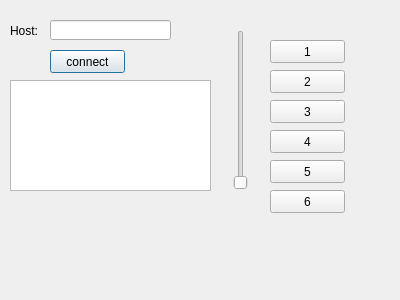
This is dialog.ui in baradoid/polden-lightDimmer-ctrl as Qt 5 draws it before an edit. The edited form follows.
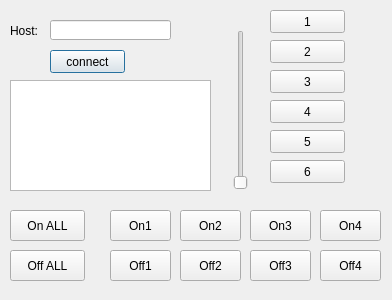
This is the edited form.

Commit message: добавлены режимы

```diff
--- a/dialog.ui
+++ b/dialog.ui
@@ -6,7 +6,7 @@
    <rect>
     <x>0</x>
     <y>0</y>
-    <width>400</width>
+    <width>392</width>
     <height>300</height>
    </rect>
   </property>
@@ -79,7 +79,7 @@
    <property name="geometry">
     <rect>
      <x>270</x>
-     <y>40</y>
+     <y>10</y>
      <width>75</width>
      <height>23</height>
     </rect>
@@ -92,7 +92,7 @@
    <property name="geometry">
     <rect>
      <x>270</x>
-     <y>70</y>
+     <y>40</y>
      <width>75</width>
      <height>23</height>
     </rect>
@@ -105,7 +105,7 @@
    <property name="geometry">
     <rect>
      <x>270</x>
-     <y>100</y>
+     <y>70</y>
      <width>75</width>
      <height>23</height>
     </rect>
@@ -118,7 +118,7 @@
    <property name="geometry">
     <rect>
      <x>270</x>
-     <y>130</y>
+     <y>100</y>
      <width>75</width>
      <height>23</height>
     </rect>
@@ -131,7 +131,7 @@
    <property name="geometry">
     <rect>
      <x>270</x>
-     <y>160</y>
+     <y>130</y>
      <width>75</width>
      <height>23</height>
     </rect>
@@ -144,7 +144,7 @@
    <property name="geometry">
     <rect>
      <x>270</x>
-     <y>190</y>
+     <y>160</y>
      <width>75</width>
      <height>23</height>
     </rect>
@@ -153,6 +153,136 @@
     <string>6</string>
    </property>
   </widget>
+  <widget class="QPushButton" name="pushButtonPonOn1">
+   <property name="geometry">
+    <rect>
+     <x>110</x>
+     <y>210</y>
+     <width>61</width>
+     <height>31</height>
+    </rect>
+   </property>
+   <property name="text">
+    <string>On1</string>
+   </property>
+  </widget>
+  <widget class="QPushButton" name="pushButtonPonOff1">
+   <property name="geometry">
+    <rect>
+     <x>110</x>
+     <y>250</y>
+     <width>61</width>
+     <height>31</height>
+    </rect>
+   </property>
+   <property name="text">
+    <string>Off1</string>
+   </property>
+  </widget>
+  <widget class="QPushButton" name="pushButtonPonOnAll">
+   <property name="geometry">
+    <rect>
+     <x>10</x>
+     <y>210</y>
+     <width>75</width>
+     <height>31</height>
+    </rect>
+   </property>
+   <property name="text">
+    <string>On ALL</string>
+   </property>
+  </widget>
+  <widget class="QPushButton" name="pushButtonPonOffAll">
+   <property name="geometry">
+    <rect>
+     <x>10</x>
+     <y>250</y>
+     <width>75</width>
+     <height>31</height>
+    </rect>
+   </property>
+   <property name="text">
+    <string>Off ALL</string>
+   </property>
+  </widget>
+  <widget class="QPushButton" name="pushButtonOn2">
+   <property name="geometry">
+    <rect>
+     <x>180</x>
+     <y>210</y>
+     <width>61</width>
+     <height>31</height>
+    </rect>
+   </property>
+   <property name="text">
+    <string>On2</string>
+   </property>
+  </widget>
+  <widget class="QPushButton" name="pushButtonOff2">
+   <property name="geometry">
+    <rect>
+     <x>180</x>
+     <y>250</y>
+     <width>61</width>
+     <height>31</height>
+    </rect>
+   </property>
+   <property name="text">
+    <string>Off2</string>
+   </property>
+  </widget>
+  <widget class="QPushButton" name="pushButtonOn3">
+   <property name="geometry">
+    <rect>
+     <x>250</x>
+     <y>210</y>
+     <width>61</width>
+     <height>31</height>
+    </rect>
+   </property>
+   <property name="text">
+    <string>On3</string>
+   </property>
+  </widget>
+  <widget class="QPushButton" name="pushButtonOff3">
+   <property name="geometry">
+    <rect>
+     <x>250</x>
+     <y>250</y>
+     <width>61</width>
+     <height>31</height>
+    </rect>
+   </property>
+   <property name="text">
+    <string>Off3</string>
+   </property>
+  </widget>
+  <widget class="QPushButton" name="pushButtonOn4">
+   <property name="geometry">
+    <rect>
+     <x>320</x>
+     <y>210</y>
+     <width>61</width>
+     <height>31</height>
+    </rect>
+   </property>
+   <property name="text">
+    <string>On4</string>
+   </property>
+  </widget>
+  <widget class="QPushButton" name="pushButtonOff4">
+   <property name="geometry">
+    <rect>
+     <x>320</x>
+     <y>250</y>
+     <width>61</width>
+     <height>31</height>
+    </rect>
+   </property>
+   <property name="text">
+    <string>Off4</string>
+   </property>
+  </widget>
  </widget>
  <layoutdefault spacing="6" margin="11"/>
  <resources/>
```
The commit also changes 2 other files.
